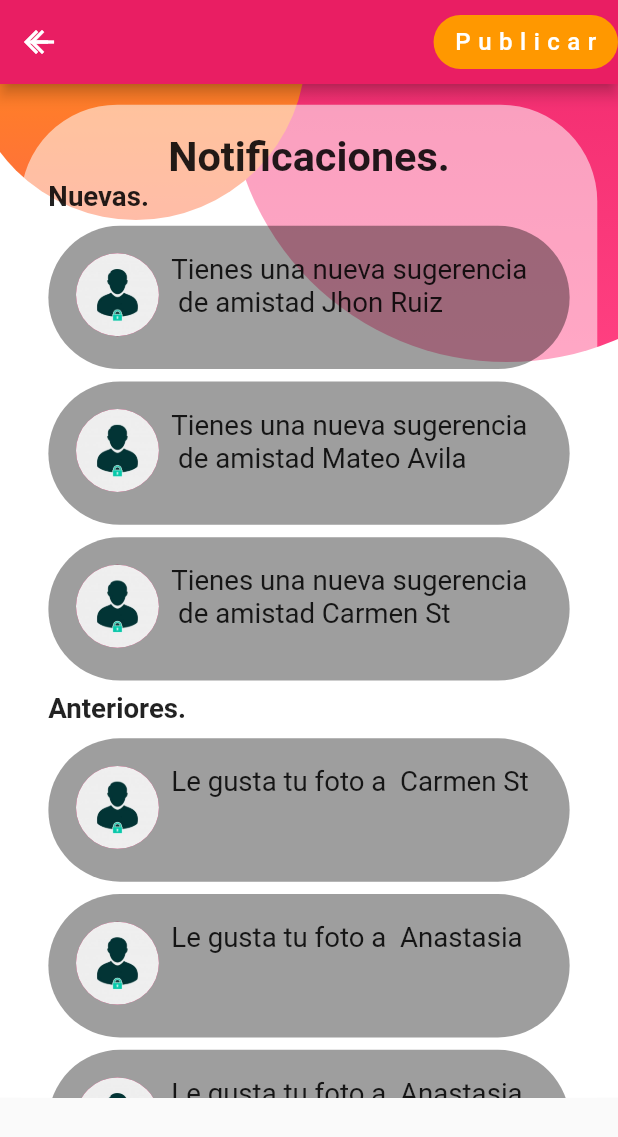
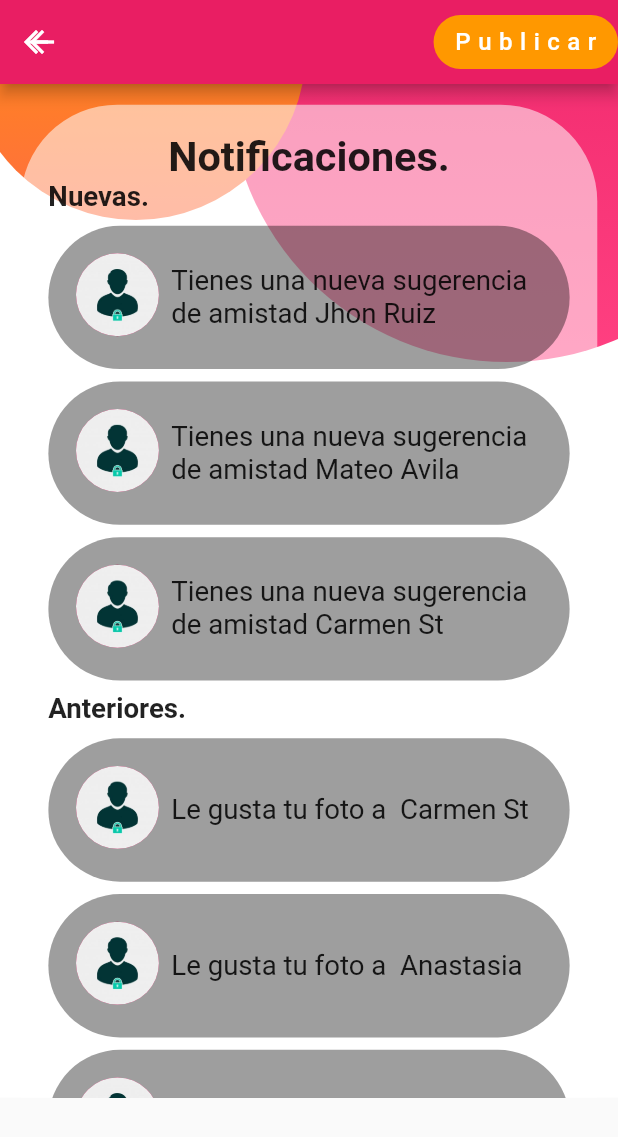
Before and after one commit to ricardo712/social_fast, a Flutter app: the Notificaciones screen opened directly, on a phone screen of 412 x 824 dp. Shown: the top 1137 px of the screen. Run offline on Flutter 3.47's test engine with Material 2 defaults, Android fonts, the phone set to English and light mode, and no system bars; our stand-ins replace cloud_firestore, curved_navigation_bar, dio, file_picker, firebase_auth, firebase_core and 9 more; missing offline and left inert: dart:ffi, photo_manager; accounts and stored records are empty.

```diff
--- a/lib/screens/notificaciones.dart
+++ b/lib/screens/notificaciones.dart
@@ -47,7 +47,7 @@ class _NotificacionesState extends State<Notificaciones> {
     final fecha = pubModel.fecha;
     final menPub = pubModel.mensaje;
     objeto(pubModel);
-    String sugerencia = "Tienes una nueva sugerencia\n de amistad";
+    String sugerencia = "Tienes una nueva sugerencia de amistad";
     String like = "Le gusta tu foto a ";
 
     return Scaffold(
--- a/lib/widgets/mod_notificaccion.dart
+++ b/lib/widgets/mod_notificaccion.dart
@@ -45,12 +45,9 @@ class modNotificacion extends StatelessWidget {
           SizedBox(
             width: responsive.wp(2),
           ),
-          Column(
-            crossAxisAlignment: CrossAxisAlignment.start,
-            children: [
-              Row(
-                children: [
-                  Text(
+          SizedBox(
+            width: responsive.wp(60),
+            child: Text(
               mensajeNotificacion,
               textAlign: TextAlign.start,
               style: TextStyle(
@@ -58,9 +55,6 @@ class modNotificacion extends StatelessWidget {
                 fontWeight: FontWeight.normal,
               ),
             ),
-                ],
-              ),
-            ],
           ),
         ],
       ),
```
Lines whose indentation alone changed are shown as unchanged.
